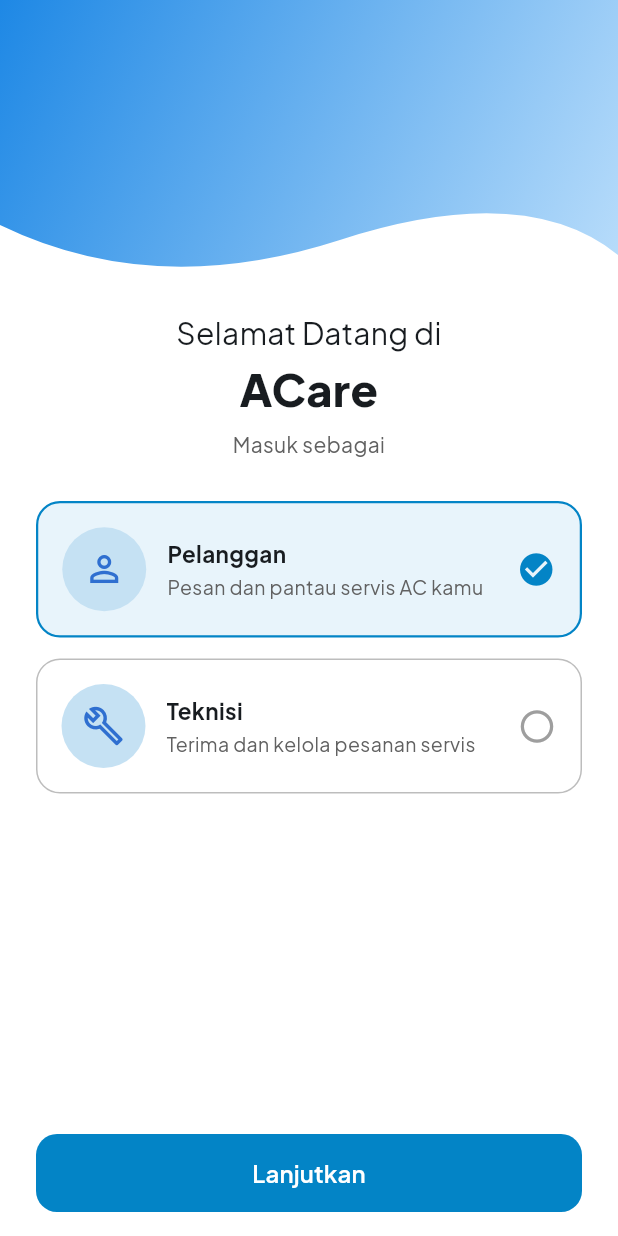
After one commit to Vir7-dev/ACare, a Flutter app: the RoleSelectPage screen opened directly, on a phone screen of 412 x 824 dp. The commit adds this screen. Run offline on Flutter 3.47's test engine with Material 3 defaults, Android fonts, the phone set to English and light mode, and no system bars; our stand-ins replace flutter_map, geocoding, geolocator, google_fonts, image_picker, latlong2 and 1 more; accounts and stored records are empty.

Commit message:
tambah halaman beranda, pesanan, dompet, dan navigasi teknisi serta halaman pilih peran

```diff
--- /dev/null
+++ b/mobile/lib/pages/role_select_page.dart
@@ -0,0 +1,247 @@
+import 'package:flutter/material.dart';
+import 'package:google_fonts/google_fonts.dart';
+
+import '../services/auth_service.dart';
+import 'pelanggan/masuk_page.dart';
+
+/// Layar pemilihan peran sebelum masuk.
+class RoleSelectPage extends StatefulWidget {
+  const RoleSelectPage({super.key});
+
+  @override
+  State<RoleSelectPage> createState() => _RoleSelectPageState();
+}
+
+class _RoleSelectPageState extends State<RoleSelectPage> {
+  UserRole _pilihan = UserRole.pelanggan;
+
+  static const _primary = Color(0xFF0384C6);
+
+  void _lanjutkan() {
+    // TODO(backend): peran cukup dibawa ke halaman masuk; penyimpanan sesi
+    // dilakukan AuthService.login setelah kredensial divalidasi.
+    // pushReplacement: setelah memilih peran, kembali dari halaman masuk
+    // berarti keluar aplikasi, bukan kembali ke pemilihan peran.
+    Navigator.of(context)
+        .pushReplacement(MaterialPageRoute(builder: (_) => MasukPage(role: _pilihan)));
+  }
+
+  @override
+  Widget build(BuildContext context) {
+    return Scaffold(
+      backgroundColor: Colors.white,
+      body: Column(
+        children: [
+          // Header gelombang
+          ClipPath(
+            clipper: _WaveClipper(),
+            child: Container(
+              height: 200,
+              decoration: const BoxDecoration(
+                gradient: LinearGradient(
+                  colors: [Color(0xFF1E88E5), Color(0xFFBBDEFB)],
+                  begin: Alignment.topLeft,
+                  end: Alignment.bottomRight,
+                ),
+              ),
+            ),
+          ),
+          Expanded(
+            child: SafeArea(
+              top: false,
+              child: Padding(
+                padding: const EdgeInsets.symmetric(horizontal: 24),
+                child: Column(
+                  crossAxisAlignment: CrossAxisAlignment.stretch,
+                  children: [
+                    const SizedBox(height: 8),
+                    Text(
+                      'Selamat Datang di',
+                      textAlign: TextAlign.center,
+                      style: GoogleFonts.plusJakartaSans(fontSize: 20),
+                    ),
+                    Text(
+                      'ACare',
+                      textAlign: TextAlign.center,
+                      style: GoogleFonts.plusJakartaSans(
+                        fontSize: 30,
+                        fontWeight: FontWeight.w800,
+                      ),
+                    ),
+                    const SizedBox(height: 6),
+                    Text(
+                      'Masuk sebagai',
+                      textAlign: TextAlign.center,
+                      style: GoogleFonts.plusJakartaSans(
+                        color: Colors.grey.shade700,
+                      ),
+                    ),
+                    const SizedBox(height: 28),
+                    _RoleCard(
+                      icon: Icons.person_outline,
+                      title: UserRole.pelanggan.label,
+                      subtitle: 'Pesan dan pantau servis AC kamu',
+                      selected: _pilihan == UserRole.pelanggan,
+                      onTap: () =>
+                          setState(() => _pilihan = UserRole.pelanggan),
+                    ),
+                    const SizedBox(height: 14),
+                    _RoleCard(
+                      icon: Icons.build_outlined,
+                      title: UserRole.teknisi.label,
+                      subtitle: 'Terima dan kelola pesanan servis',
+                      selected: _pilihan == UserRole.teknisi,
+                      onTap: () => setState(() => _pilihan = UserRole.teknisi),
+                    ),
+                    const Spacer(),
+                    SizedBox(
+                      height: 52,
+                      child: FilledButton(
+                        style: FilledButton.styleFrom(
+                          backgroundColor: _primary,
+                          shape: RoundedRectangleBorder(
+                            borderRadius: BorderRadius.circular(14),
+                          ),
+                        ),
+                        onPressed: _lanjutkan,
+                        child: Text(
+                          'Lanjutkan',
+                          style: GoogleFonts.plusJakartaSans(
+                            fontSize: 16,
+                            fontWeight: FontWeight.w600,
+                          ),
+                        ),
+                      ),
+                    ),
+                    const SizedBox(height: 16),
+                  ],
+                ),
+              ),
+            ),
+          ),
+        ],
+      ),
+    );
+  }
+}
+
+class _RoleCard extends StatelessWidget {
+  const _RoleCard({
+    required this.icon,
+    required this.title,
+    required this.subtitle,
+    required this.selected,
+    required this.onTap,
+  });
+
+  final IconData icon;
+  final String title;
+  final String subtitle;
+  final bool selected;
+  final VoidCallback onTap;
+
+  static const _primary = Color(0xFF0384C6);
+
+  @override
+  Widget build(BuildContext context) {
+    return Semantics(
+      button: true,
+      selected: selected,
+      label: '$title. $subtitle',
+      child: InkWell(
+        borderRadius: BorderRadius.circular(16),
+        onTap: onTap,
+        child: AnimatedContainer(
+          duration: const Duration(milliseconds: 200),
+          padding: const EdgeInsets.all(16),
+          decoration: BoxDecoration(
+            color: selected ? const Color(0xFFE8F4FB) : Colors.white,
+            borderRadius: BorderRadius.circular(16),
+            border: Border.all(
+              color: selected ? _primary : Colors.grey.shade400,
+              width: selected ? 1.5 : 1,
+            ),
+          ),
+          child: Row(
+            children: [
+              Container(
+                width: 56,
+                height: 56,
+                decoration: const BoxDecoration(
+                  color: Color(0xFFC5E1F3),
+                  shape: BoxShape.circle,
+                ),
+                child: Icon(icon, color: const Color(0xFF2F6FD0), size: 28),
+              ),
+              const SizedBox(width: 14),
+              Expanded(
+                child: Column(
+                  crossAxisAlignment: CrossAxisAlignment.start,
+                  children: [
+                    Text(
+                      title,
+                      style: GoogleFonts.plusJakartaSans(
+                        fontSize: 15,
+                        fontWeight: FontWeight.w700,
+                      ),
+                    ),
+                    const SizedBox(height: 2),
+                    Text(
+                      subtitle,
+                      style: GoogleFonts.plusJakartaSans(
+                        fontSize: 13,
+                        color: Colors.grey.shade700,
+                      ),
+                    ),
+                  ],
+                ),
+              ),
+              const SizedBox(width: 8),
+              AnimatedSwitcher(
+                duration: const Duration(milliseconds: 150),
+                child: selected
+                    ? const Icon(
+                        Icons.check_circle,
+                        key: ValueKey('on'),
+                        color: _primary,
+                        size: 26,
+                      )
+                    : Icon(
+                        Icons.radio_button_unchecked,
+                        key: const ValueKey('off'),
+                        color: Colors.grey.shade500,
+                        size: 26,
+                      ),
+              ),
+            ],
+          ),
+        ),
+      ),
+    );
+  }
+}
+
+class _WaveClipper extends CustomClipper<Path> {
+  @override
+  Path getClip(Size size) {
+    final path = Path()..lineTo(0, size.height - 50);
+    path.quadraticBezierTo(
+      size.width * 0.25,
+      size.height,
+      size.width * 0.55,
+      size.height - 40,
+    );
+    path.quadraticBezierTo(
+      size.width * 0.85,
+      size.height - 80,
+      size.width,
+      size.height - 30,
+    );
+    path.lineTo(size.width, 0);
+    path.close();
+    return path;
+  }
+
+  @override
+  bool shouldReclip(covariant CustomClipper<Path> oldClipper) => false;
+}
```
Also changed, not shown: mobile/lib/pages/teknisi/beranda_teknisi_page.dart (added, +99 -0 lines), mobile/lib/pages/teknisi/dompet_teknisi_page.dart (added, +47 -0 lines), mobile/lib/pages/teknisi/kelola_profil_teknisi_page.dart (+38 -38 lines), mobile/lib/pages/teknisi/pesanan_teknisi_page.dart (added, +32 -0 lines), mobile/lib/pages/teknisi/teknisi_shell.dart (added, +58 -0 lines).
